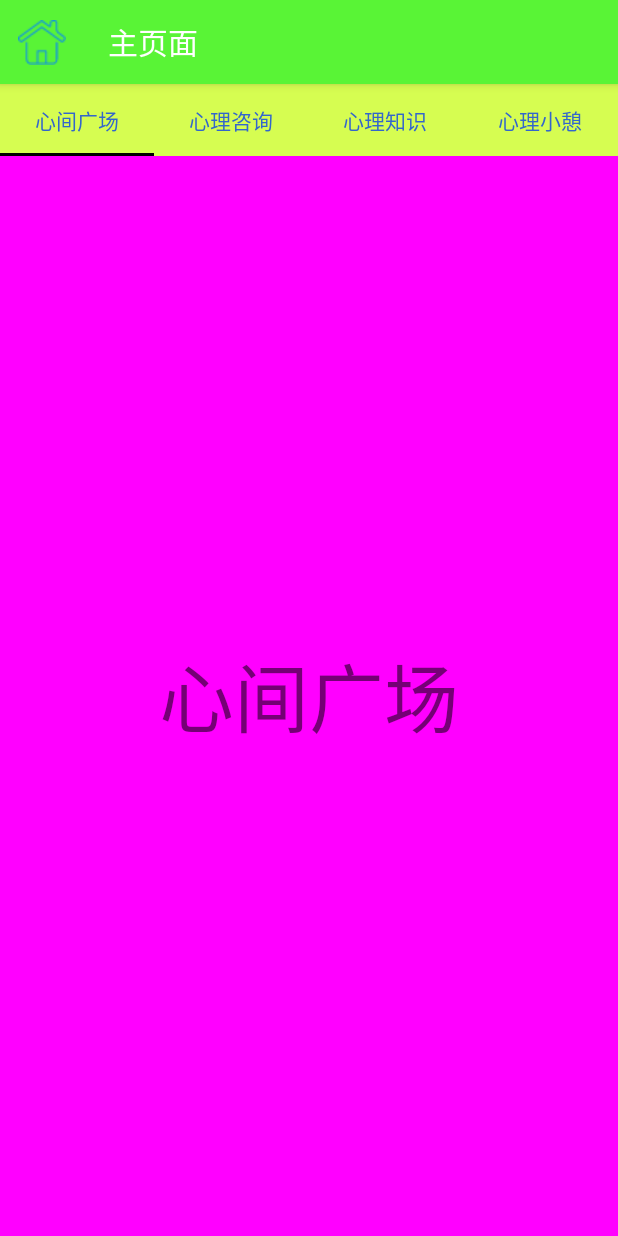
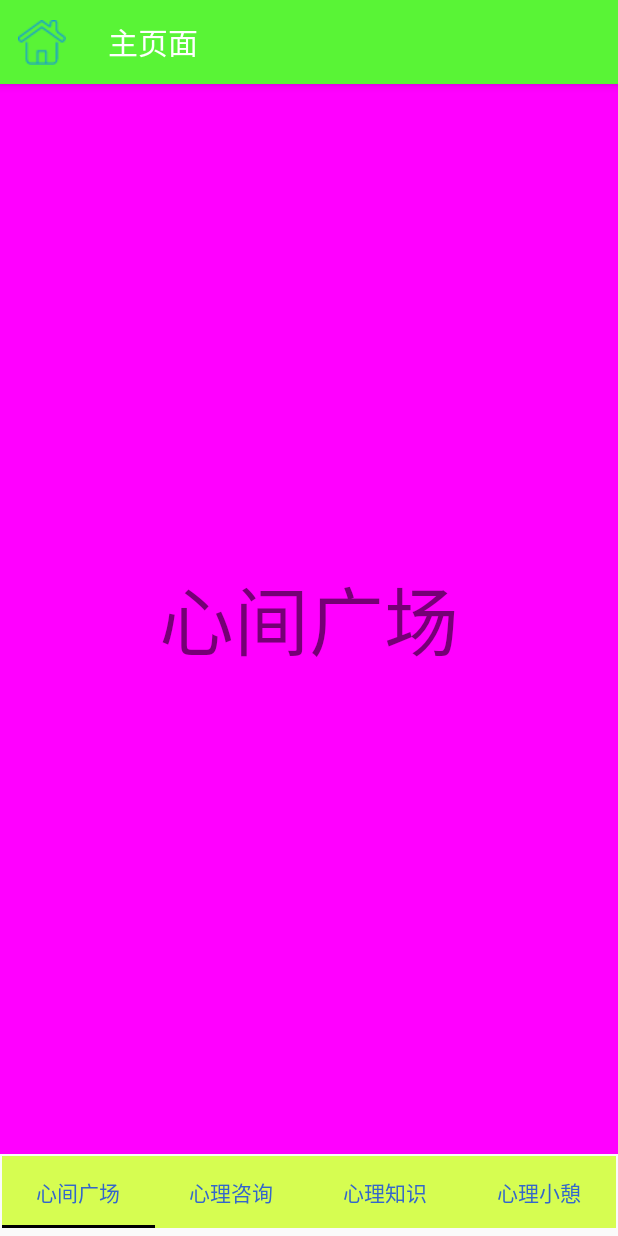
Before and after one commit to zechaowei/Android-ReturnPlus, an Android app: the MainActivity screen opened directly, with no data from a screen before it, on a phone screen of 412 x 824 dp. Run offline under Robolectric (Android 15) with nearby library versions, the light colour scheme and no system bars.

Commit message:
v1.6.1 选项卡置底

```diff
--- a/app/src/main/java/com/example/returnplus/home/HomeActivity.java
+++ b/app/src/main/java/com/example/returnplus/home/HomeActivity.java
@@ -25,10 +25,8 @@ public class HomeActivity extends AppCompatActivity implements AdapterView.OnIte
     protected void onCreate(Bundle savedInstanceState) {
         super.onCreate(savedInstanceState);
 
-
         //去掉标题行
         supportRequestWindowFeature(Window.FEATURE_NO_TITLE);
-
 
         setContentView(R.layout.activity_home);
 
@@ -48,7 +46,6 @@ public class HomeActivity extends AppCompatActivity implements AdapterView.OnIte
         lv_home.setAdapter(adapter);
 
         lv_home.setOnItemClickListener(this);
-
     }
 
     /**
@@ -111,7 +108,6 @@ public class HomeActivity extends AppCompatActivity implements AdapterView.OnIte
         startActivity(intent);
     }
 
-
     /**
      * 清空配置文件
      */
--- a/app/src/main/res/layout/activity_main.xml
+++ b/app/src/main/res/layout/activity_main.xml
@@ -6,17 +6,6 @@
     android:layout_height="match_parent"
     android:orientation="vertical"
     tools:context=".MainActivity">
-
-    <com.google.android.material.tabs.TabLayout
-        android:id="@+id/tab"
-        android:layout_width="match_parent"
-        android:layout_height="wrap_content"
-        android:background="#D6FD51"
-        app:tabTextColor="#3366CC"
-        app:tabIndicatorColor="#000000"
-        tools:ignore="MissingConstraints,SpeakableTextPresentCheck">
-
-    </com.google.android.material.tabs.TabLayout>
 
     <!--设置ViewPager页面 滑动的页面-->
     <androidx.viewpager.widget.ViewPager
@@ -28,4 +17,21 @@
 
     </androidx.viewpager.widget.ViewPager>
 
+    <com.google.android.material.tabs.TabLayout
+        android:id="@+id/tab"
+        android:layout_width="match_parent"
+        android:layout_height="wrap_content"
+        android:background="#D6FD51"
+        app:tabTextColor="#3366CC"
+        app:tabIndicatorColor="#000000"
+        tools:ignore="MissingConstraints,SpeakableTextPresentCheck"
+        android:layout_marginTop="1dp"
+        android:layout_marginLeft="1dp"
+        android:layout_marginRight="1dp"
+        android:layout_marginBottom="5dp">
+
+    </com.google.android.material.tabs.TabLayout>
+
+
+
 </LinearLayout>
```
